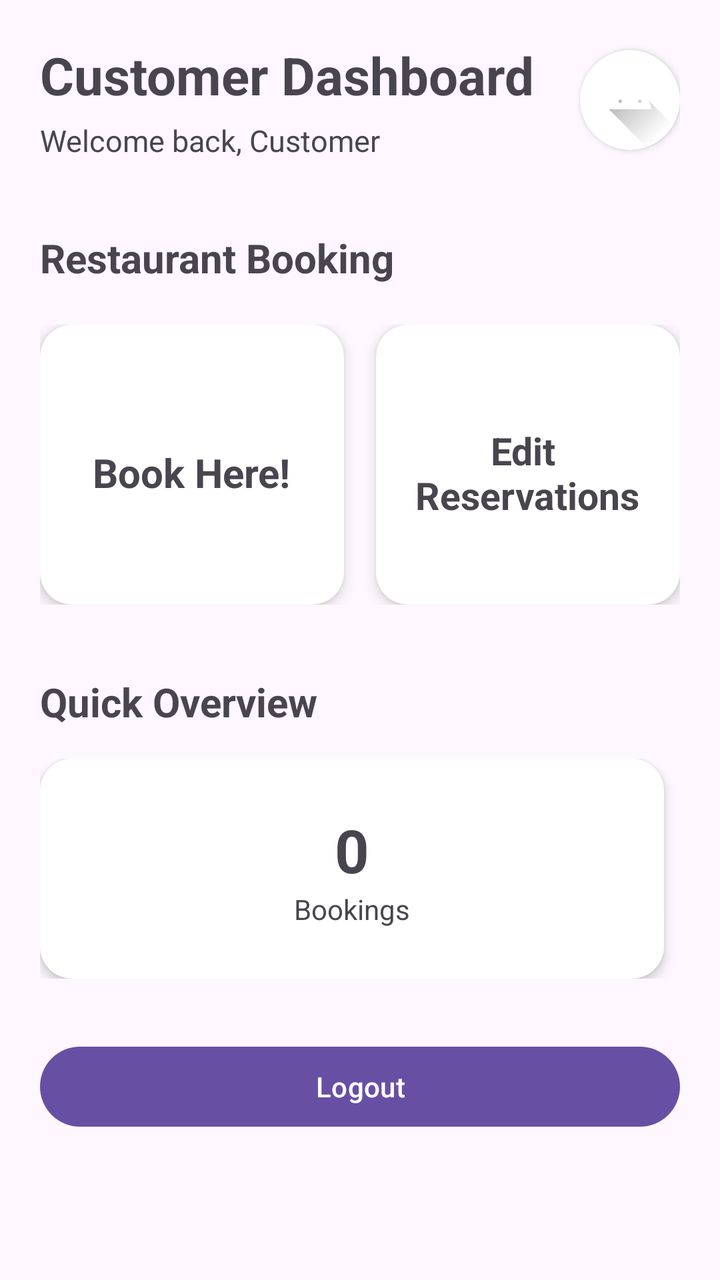
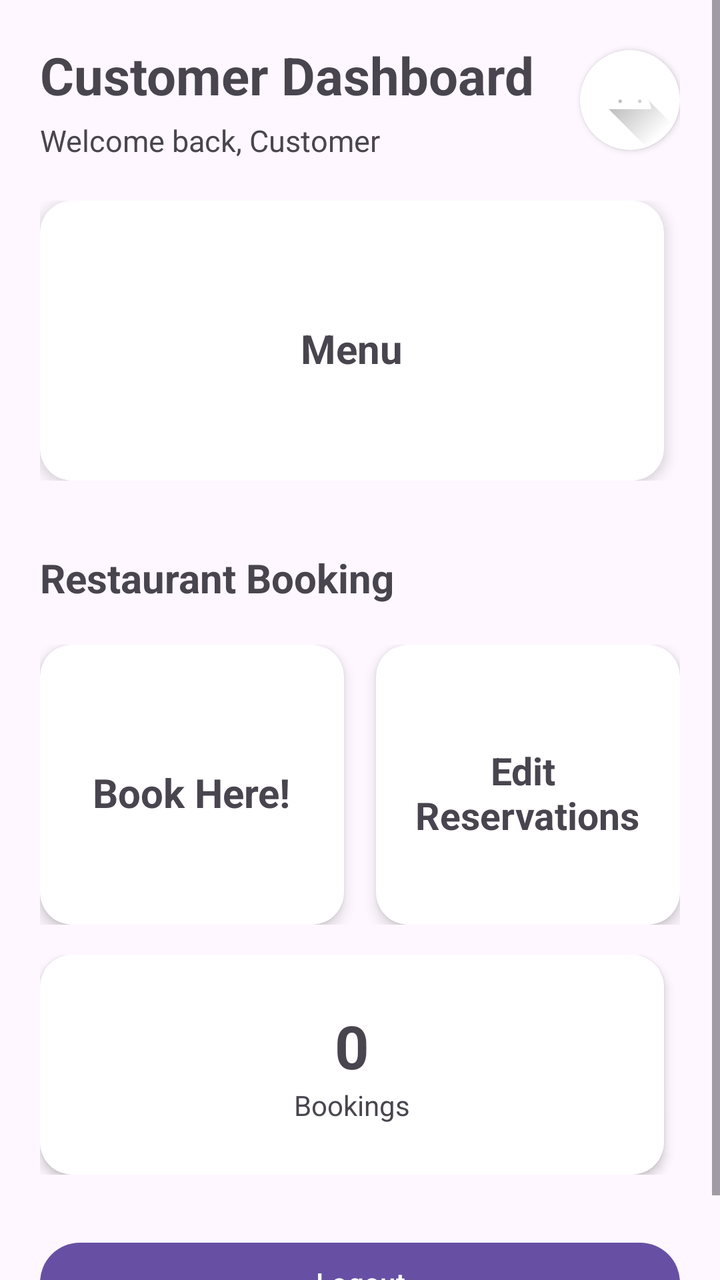

The first picture is an Android layout as it rendered before a commit; the second is the same layout after the commit. The layout source and the unified diff follow.
<!-- AndroidManifest.xml: application theme Theme.ISCG7424GroupAssessment -->
<!-- res/layout/activity_customer_main_page.xml -->
<?xml version="1.0" encoding="utf-8"?>
<ScrollView xmlns:android="http://schemas.android.com/apk/res/android"
    xmlns:app="http://schemas.android.com/apk/res-auto"
    xmlns:tools="http://schemas.android.com/tools"
    android:id="@+id/main"
    android:layout_width="match_parent"
    android:layout_height="match_parent"
    tools:context=".customer.C_MainPage"
    android:fillViewport="true">

    <LinearLayout
        android:layout_width="match_parent"
        android:layout_height="wrap_content"
        android:orientation="vertical"
        android:padding="20dp">

        
        <LinearLayout
            android:layout_width="match_parent"
            android:layout_height="wrap_content"
            android:gravity="center_vertical"
            android:orientation="horizontal">

            <LinearLayout
                android:layout_width="0dp"
                android:layout_height="wrap_content"
                android:layout_weight="1"
                android:orientation="vertical">

                <TextView
                    android:layout_width="wrap_content"
                    android:layout_height="wrap_content"
                    android:text="Customer Dashboard"
                    android:textSize="26sp"
                    android:textStyle="bold" />

                <TextView
                    android:layout_width="wrap_content"
                    android:layout_height="wrap_content"
                    android:layout_marginTop="5dp"
                    android:text="Welcome back, Customer"
                    android:textSize="15sp" />

            </LinearLayout>

            <androidx.cardview.widget.CardView
                android:id="@+id/cv_cProfile"
                android:layout_width="50dp"
                android:layout_height="50dp"
                android:layout_marginStart="10dp"
                app:cardCornerRadius="25dp">

                <ImageView
                    android:id="@+id/iv_profile"
                    android:layout_width="match_parent"
                    android:layout_height="match_parent"
                    android:src="@drawable/ic_launcher_foreground"
                    android:scaleType="centerCrop" />

            </androidx.cardview.widget.CardView>
        </LinearLayout>


        
        <TextView
            android:layout_width="match_parent"
            android:layout_height="wrap_content"
            android:layout_marginTop="35dp"
            android:text="Restaurant Booking"
            android:textSize="20sp"
            android:textStyle="bold"/>


        
        <LinearLayout
            android:layout_width="match_parent"
            android:layout_height="wrap_content"
            android:layout_marginTop="20dp"
            android:orientation="horizontal">


            
            <androidx.cardview.widget.CardView
                android:id="@+id/cv_customerBooking"
                android:layout_width="0dp"
                android:layout_height="140dp"
                android:layout_marginEnd="8dp"
                android:layout_weight="1"
                android:clickable="true"
                android:focusable="true"
                app:cardCornerRadius="16dp"
                app:cardElevation="4dp">

                <LinearLayout
                    android:layout_width="match_parent"
                    android:layout_height="match_parent"
                    android:gravity="center"
                    android:orientation="vertical">

                    <TextView
                        android:layout_width="wrap_content"
                        android:layout_height="wrap_content"
                        android:layout_marginTop="8dp"
                        android:text="Book Here!"
                        android:textAlignment="center"
                        android:textSize="20sp"
                        android:textStyle="bold" />
                </LinearLayout>
            </androidx.cardview.widget.CardView>


            
            <androidx.cardview.widget.CardView
                android:id="@+id/cv_customerEditReservations"
                android:layout_width="0dp"
                android:layout_height="140dp"
                android:layout_marginStart="8dp"
                android:layout_weight="1"
                android:clickable="true"
                android:focusable="true"
                app:cardCornerRadius="16dp"
                app:cardElevation="4dp">

                <LinearLayout
                    android:layout_width="match_parent"
                    android:layout_height="match_parent"
                    android:gravity="center"
                    android:orientation="vertical">

                    <TextView
                        android:layout_width="wrap_content"
                        android:layout_height="wrap_content"
                        android:layout_marginTop="8dp"
                        android:text="Edit \nReservations"
                        android:textSize="19sp"
                        android:textStyle="bold"
                        android:gravity="center" />

                </LinearLayout>

            </androidx.cardview.widget.CardView>

        </LinearLayout>


        
        <TextView
            android:layout_width="match_parent"
            android:layout_height="wrap_content"
            android:layout_marginTop="35dp"
            android:text="Quick Overview"
            android:textSize="20sp"
            android:textStyle="bold" />


        <LinearLayout
            android:layout_width="match_parent"
            android:layout_height="wrap_content"
            android:layout_marginTop="15dp"
            android:orientation="horizontal">


            
            <androidx.cardview.widget.CardView
                android:layout_width="0dp"
                android:layout_height="110dp"
                android:layout_marginEnd="8dp"
                android:layout_weight="1"
                app:cardCornerRadius="16dp"
                app:cardElevation="3dp">

                <LinearLayout
                    android:layout_width="match_parent"
                    android:layout_height="match_parent"
                    android:gravity="center"
                    android:orientation="vertical">

                    <TextView
                        android:id="@+id/tv_customerBookings"
                        android:layout_width="wrap_content"
                        android:layout_height="wrap_content"
                        android:text="0"
                        android:textSize="30sp"
                        android:textStyle="bold" />

                    <TextView
                        android:layout_width="wrap_content"
                        android:layout_height="wrap_content"
                        android:text="Bookings"
                        android:textSize="14sp" />

                </LinearLayout>

            </androidx.cardview.widget.CardView>


        </LinearLayout>


        
        <Button
            android:onClick="btnLogout"
            android:layout_width="match_parent"
            android:layout_height="wrap_content"
            android:layout_marginTop="30dp"
            android:text="Logout" />

    </LinearLayout>

</ScrollView>
<!-- resources referenced by this layout -->
<resources>
  <!-- drawable ic_launcher_foreground (drawable) -->
  <vector xmlns:android="http://schemas.android.com/apk/res/android"
      xmlns:aapt="http://schemas.android.com/aapt"
      android:width="108dp"
      android:height="108dp"
      android:viewportWidth="108"
      android:viewportHeight="108">
      <path android:pathData="M31,63.928c0,0 6.4,-11 12.1,-13.1c7.2,-2.6 26,-1.4 26,-1.4l38.1,38.1L107,108.928l-32,-1L31,63.928z">
          <aapt:attr name="android:fillColor">
              <gradient
                  android:endX="85.84757"
                  android:endY="92.4963"
                  android:startX="42.9492"
                  android:startY="49.59793"
                  android:type="linear">
                  <item
                      android:color="#44000000"
                      android:offset="0.0" />
                  <item
                      android:color="#00000000"
                      android:offset="1.0" />
              </gradient>
          </aapt:attr>
      </path>
      <path
          android:fillColor="#FFFFFF"
          android:fillType="nonZero"
          android:pathData="M65.3,45.828l3.8,-6.6c0.2,-0.4 0.1,-0.9 -0.3,-1.1c-0.4,-0.2 -0.9,-0.1 -1.1,0.3l-3.9,6.7c-6.3,-2.8 -13.4,-2.8 -19.7,0l-3.9,-6.7c-0.2,-0.4 -0.7,-0.5 -1.1,-0.3C38.8,38.328 38.7,38.828 38.9,39.228l3.8,6.6C36.2,49.428 31.7,56.028 31,63.928h46C76.3,56.028 71.8,49.428 65.3,45.828zM43.4,57.328c-0.8,0 -1.5,-0.5 -1.8,-1.2c-0.3,-0.7 -0.1,-1.5 0.4,-2.1c0.5,-0.5 1.4,-0.7 2.1,-0.4c0.7,0.3 1.2,1 1.2,1.8C45.3,56.528 44.5,57.328 43.4,57.328L43.4,57.328zM64.6,57.328c-0.8,0 -1.5,-0.5 -1.8,-1.2s-0.1,-1.5 0.4,-2.1c0.5,-0.5 1.4,-0.7 2.1,-0.4c0.7,0.3 1.2,1 1.2,1.8C66.5,56.528 65.6,57.328 64.6,57.328L64.6,57.328z"
          android:strokeWidth="1"
          android:strokeColor="#00000000" />
  </vector>
  <style name="Theme.ISCG7424GroupAssessment" parent="Base.Theme.ISCG7424GroupAssessment" />
  <style name="Base.Theme.ISCG7424GroupAssessment" parent="Theme.Material3.DayNight.NoActionBar">
          
          
      </style>
</resources>

<!-- the commit's change to res/layout/activity_customer_main_page.xml (unified diff, before → after) -->
@@ -61,6 +61,45 @@
         </LinearLayout>
 
 
+    
+    <LinearLayout
+        android:layout_width="match_parent"
+        android:layout_height="wrap_content"
+        android:layout_marginTop="20dp"
+        android:orientation="horizontal">
+
+
+        
+        <androidx.cardview.widget.CardView
+            android:id="@+id/cv_customerMenu"
+            android:layout_width="0dp"
+            android:layout_height="140dp"
+            android:layout_marginEnd="8dp"
+            android:layout_weight="1"
+            android:clickable="true"
+            android:focusable="true"
+            app:cardCornerRadius="16dp"
+            app:cardElevation="4dp">
+
+            <LinearLayout
+                android:layout_width="match_parent"
+                android:layout_height="match_parent"
+                android:gravity="center"
+                android:orientation="vertical">
+
+                <TextView
+                    android:layout_width="wrap_content"
+                    android:layout_height="wrap_content"
+                    android:layout_marginTop="8dp"
+                    android:text="Menu"
+                    android:textAlignment="center"
+                    android:textSize="20sp"
+                    android:textStyle="bold" />
+            </LinearLayout>
+        </androidx.cardview.widget.CardView>
+    </LinearLayout>
+
+
         
         <TextView
             android:layout_width="match_parent"
@@ -143,14 +182,6 @@
         </LinearLayout>
 
 
-        
-        <TextView
-            android:layout_width="match_parent"
-            android:layout_height="wrap_content"
-            android:layout_marginTop="35dp"
-            android:text="Quick Overview"
-            android:textSize="20sp"
-            android:textStyle="bold" />
 
 
         <LinearLayout
